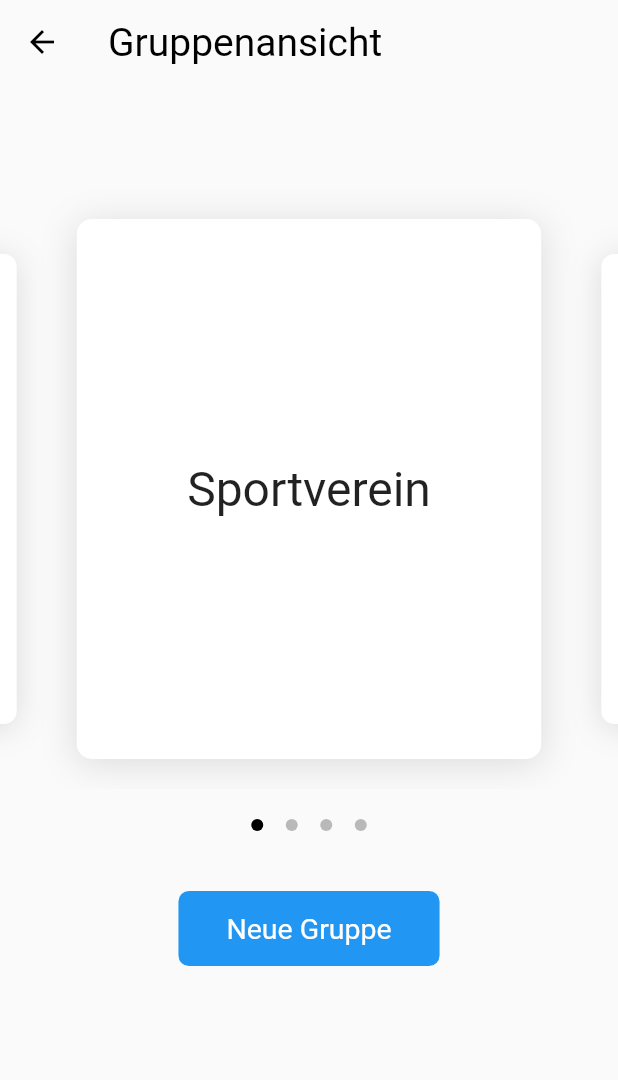
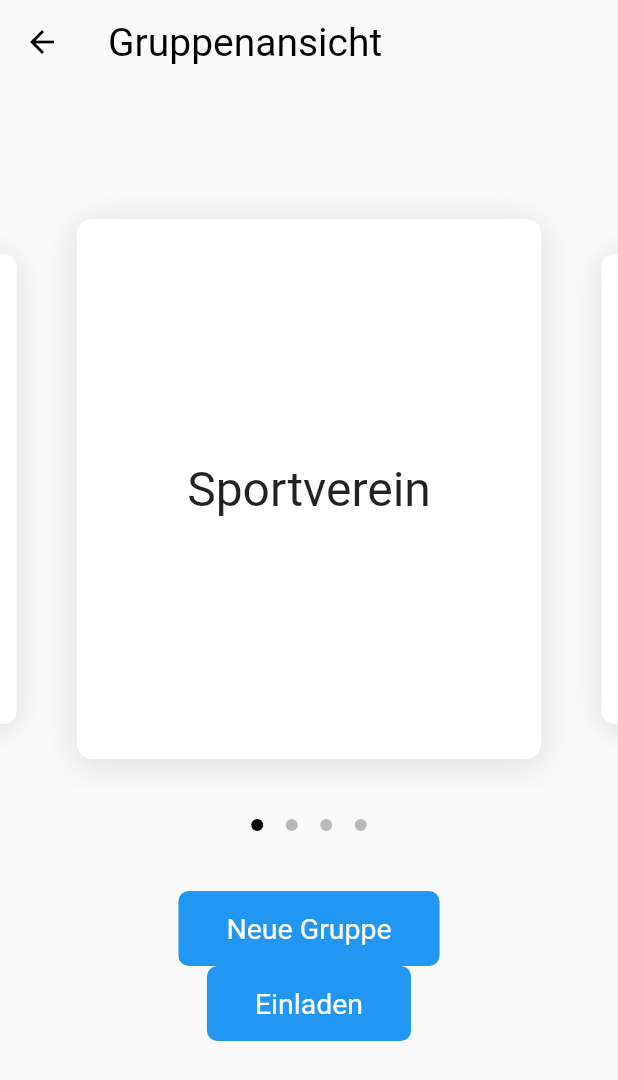
Before and after one commit to marcothuemmler/borrow-app, a Flutter app: the GroupSelectionView screen opened directly, on a phone screen of 412 x 824 dp. Shown: the top 1080 px of the screen. Run offline on Flutter 3.47's test engine with Material 2 defaults, Android fonts, the light colour scheme and no system bars; drawn by our look-alikes of carousel_indicator, carousel_slider; our stand-ins replace dio, email_validator, flutter_dotenv, flutter_riverpod, flutter_secure_storage, freezed_annotation and 2 more; accounts and stored records are empty.

Commit message:
added button to invite

```diff
--- a/lib/views/group_selection/group_selection.view.dart
+++ b/lib/views/group_selection/group_selection.view.dart
@@ -88,6 +88,10 @@ class _GroupSelectionViewState extends ConsumerState<GroupSelectionView> {
             ElevatedButton(
               onPressed: () => controller.addGroup("eine neue Gruppe"),
               child: const Text("Neue Gruppe"),
+            ),
+            ElevatedButton(
+              onPressed: () => {},
+              child: const Text("Einladen"),
             )
           ],
         ),
```
